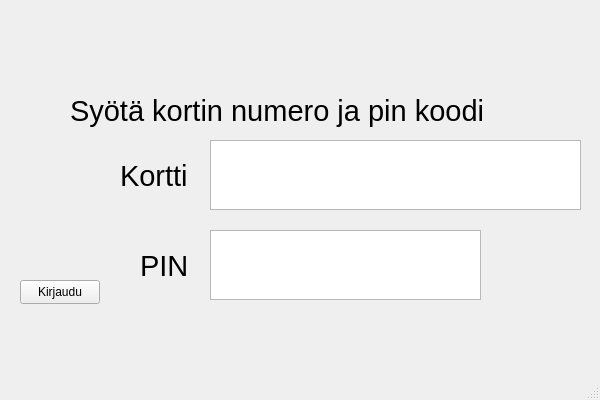
Old version of the form frontend/mainwindow.ui in the repository 22kmo-project/group_3.
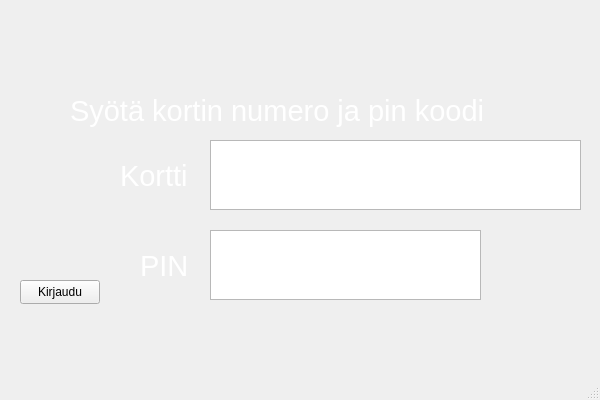
New version of the form. Icons and pictures are not drawn.

```diff
--- a/frontend/mainwindow.ui
+++ b/frontend/mainwindow.ui
@@ -13,6 +13,11 @@
   <property name="windowTitle">
    <string>MainWindow</string>
   </property>
+  <property name="styleSheet">
+   <string notr="true">QLabel {
+color: white;
+}</string>
+  </property>
   <widget class="QWidget" name="centralwidget">
    <widget class="QStackedWidget" name="stackedWidget">
     <property name="geometry">
@@ -54,6 +59,9 @@
         <pointsize>22</pointsize>
        </font>
       </property>
+      <property name="styleSheet">
+       <string notr="true"/>
+      </property>
       <property name="text">
        <string>Syötä kortin numero ja pin koodi</string>
       </property>
```
